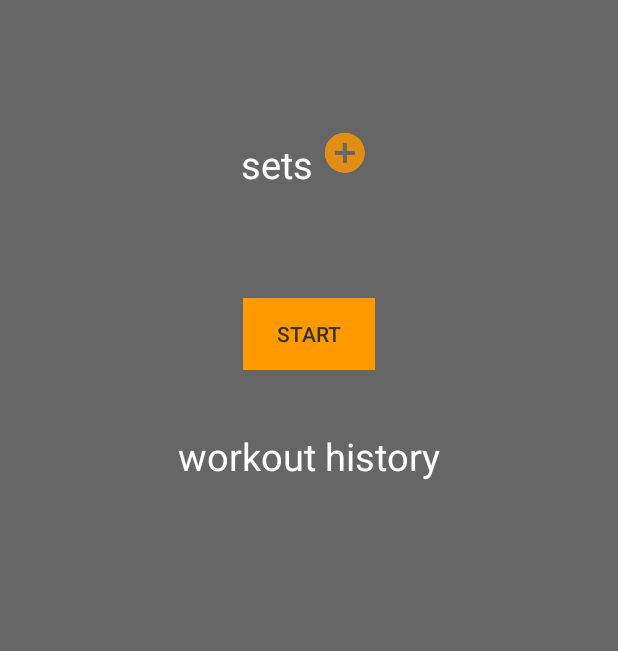
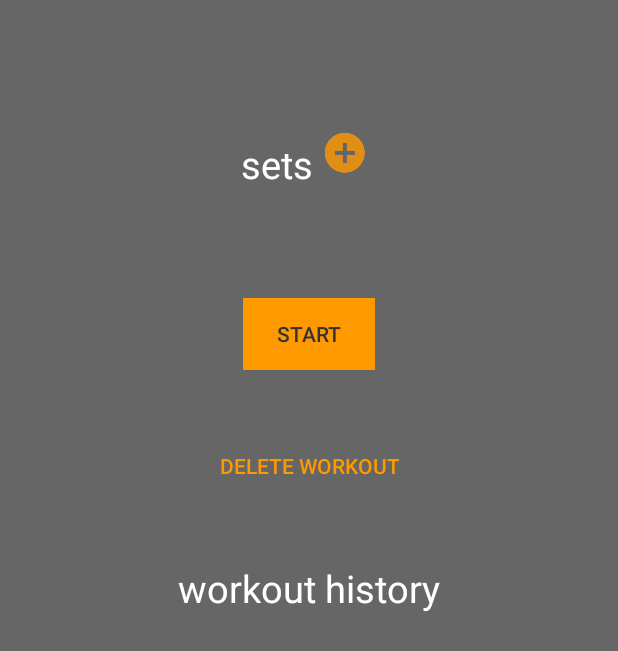
Before and after one commit to aitchiss/workout_planner, an Android app: the layout activity_view_workout.xml on its own in the app's theme, with its tools: preview values and no code run, on a phone screen of 412 x 824 dp. Shown: the top 651 px of the screen. Run offline under Robolectric (Android 15) with nearby library versions, the phone set to English and light mode, and no system bars.

Commit message:
delete workout button works

```diff
--- a/WorkoutPlannerApp/app/src/main/java/com/codeclan/workoutplannerapp/WorkoutLog.java
+++ b/WorkoutPlannerApp/app/src/main/java/com/codeclan/workoutplannerapp/WorkoutLog.java
@@ -135,4 +135,8 @@ public class WorkoutLog {
         }
         return latestWorkout.getCompletedDate();
     }
+
+    public void deleteWorkoutTemplate(Workout workout){
+        this.workoutTemplates.remove(workout);
+    }
 }
--- a/WorkoutPlannerApp/app/src/main/res/layout/activity_view_workout.xml
+++ b/WorkoutPlannerApp/app/src/main/res/layout/activity_view_workout.xml
@@ -61,6 +61,17 @@
         android:onClick="onStartButtonClick"
         android:textColor="@color/colorPrimary"/>
 
+    <Button
+        android:id="@+id/delete_workout_button"
+        android:onClick="deleteWorkoutButtonClick"
+        android:layout_width="wrap_content"
+        android:layout_height="wrap_content"
+        android:layout_gravity="center"
+        android:layout_marginTop="40dp"
+        style="?android:attr/borderlessButtonStyle"
+        android:textColor="@color/colorAccent"
+        android:text="delete workout"/>
+
     <TextView
         android:layout_width="wrap_content"
         android:layout_height="wrap_content"
```
Also changed, not shown: WorkoutPlannerApp/app/src/main/java/com/codeclan/workoutplannerapp/ViewWorkoutActivity.java (+8 -0 lines), 1 other file.
